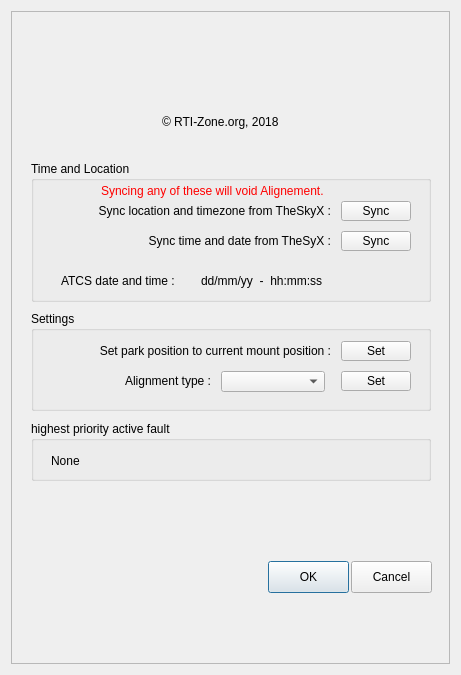
The window that ATCS.ui (rpineau/ATCS) describes before a commit, drawn with Qt 5.
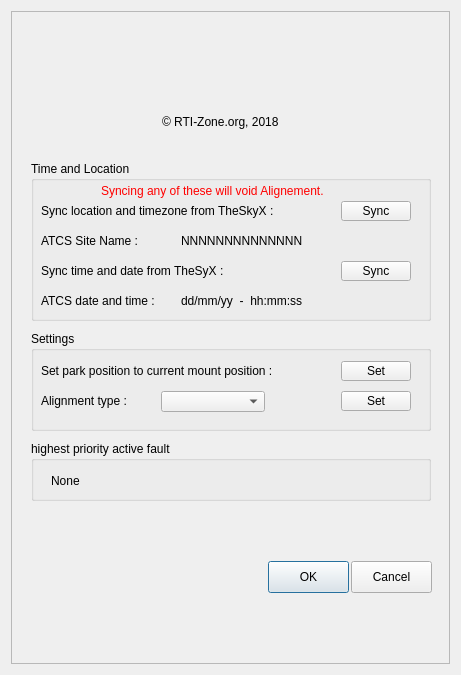
The same window after the commit. Icons and pictures are not drawn. Custom widgets are drawn as their Qt base class.

Patch:
```diff
--- a/ATCS.ui
+++ b/ATCS.ui
@@ -122,7 +122,7 @@
         <x>20</x>
         <y>150</y>
         <width>400</width>
-        <height>141</height>
+        <height>160</height>
        </rect>
       </property>
       <property name="title">
@@ -154,15 +154,15 @@
         <string>Sync location and timezone from TheSkyX :</string>
        </property>
        <property name="alignment">
-        <set>Qt::AlignRight|Qt::AlignTrailing|Qt::AlignVCenter</set>
+        <set>Qt::AlignLeading|Qt::AlignLeft|Qt::AlignVCenter</set>
        </property>
       </widget>
       <widget class="QLabel" name="label_2">
        <property name="geometry">
         <rect>
-         <x>40</x>
-         <y>60</y>
-         <width>260</width>
+         <x>10</x>
+         <y>90</y>
+         <width>280</width>
          <height>40</height>
         </rect>
        </property>
@@ -170,14 +170,14 @@
         <string>Sync time and date from TheSyX :</string>
        </property>
        <property name="alignment">
-        <set>Qt::AlignRight|Qt::AlignTrailing|Qt::AlignVCenter</set>
+        <set>Qt::AlignLeading|Qt::AlignLeft|Qt::AlignVCenter</set>
        </property>
       </widget>
       <widget class="QPushButton" name="pushButton_2">
        <property name="geometry">
         <rect>
          <x>310</x>
-         <y>70</y>
+         <y>100</y>
          <width>70</width>
          <height>20</height>
         </rect>
@@ -202,9 +202,9 @@
       <widget class="QLabel" name="label_4">
        <property name="geometry">
         <rect>
-         <x>30</x>
-         <y>110</y>
-         <width>130</width>
+         <x>10</x>
+         <y>130</y>
+         <width>140</width>
          <height>20</height>
         </rect>
        </property>
@@ -215,9 +215,9 @@
       <widget class="QLabel" name="time_date">
        <property name="geometry">
         <rect>
-         <x>170</x>
-         <y>110</y>
-         <width>180</width>
+         <x>150</x>
+         <y>130</y>
+         <width>170</width>
          <height>20</height>
         </rect>
        </property>
@@ -225,12 +225,38 @@
         <string>dd/mm/yy  -  hh:mm:ss</string>
        </property>
       </widget>
+      <widget class="QLabel" name="label_8">
+       <property name="geometry">
+        <rect>
+         <x>10</x>
+         <y>70</y>
+         <width>130</width>
+         <height>20</height>
+        </rect>
+       </property>
+       <property name="text">
+        <string>ATCS Site Name :</string>
+       </property>
+      </widget>
+      <widget class="QLabel" name="siteName">
+       <property name="geometry">
+        <rect>
+         <x>150</x>
+         <y>70</y>
+         <width>200</width>
+         <height>20</height>
+        </rect>
+       </property>
+       <property name="text">
+        <string>NNNNNNNNNNNNNN</string>
+       </property>
+      </widget>
      </widget>
      <widget class="QGroupBox" name="groupBox_2">
       <property name="geometry">
        <rect>
         <x>20</x>
-        <y>300</y>
+        <y>320</y>
         <width>400</width>
         <height>100</height>
        </rect>
@@ -241,7 +267,7 @@
       <widget class="QLabel" name="label_6">
        <property name="geometry">
         <rect>
-         <x>30</x>
+         <x>10</x>
          <y>30</y>
          <width>270</width>
          <height>20</height>
@@ -251,7 +277,7 @@
         <string>Set park position to current mount position :</string>
        </property>
        <property name="alignment">
-        <set>Qt::AlignRight|Qt::AlignTrailing|Qt::AlignVCenter</set>
+        <set>Qt::AlignLeading|Qt::AlignLeft|Qt::AlignVCenter</set>
        </property>
       </widget>
       <widget class="QPushButton" name="pushButton_3">
@@ -270,9 +296,9 @@
       <widget class="QLabel" name="label_7">
        <property name="geometry">
         <rect>
-         <x>60</x>
+         <x>10</x>
          <y>60</y>
-         <width>120</width>
+         <width>110</width>
          <height>20</height>
         </rect>
        </property>
@@ -280,13 +306,13 @@
         <string>Alignment type :</string>
        </property>
        <property name="alignment">
-        <set>Qt::AlignRight|Qt::AlignTrailing|Qt::AlignVCenter</set>
+        <set>Qt::AlignLeading|Qt::AlignLeft|Qt::AlignVCenter</set>
        </property>
       </widget>
       <widget class="QComboBox" name="alignmentType">
        <property name="geometry">
         <rect>
-         <x>190</x>
+         <x>130</x>
          <y>60</y>
          <width>104</width>
          <height>21</height>
@@ -311,7 +337,7 @@
       <property name="geometry">
        <rect>
         <x>20</x>
-        <y>410</y>
+        <y>430</y>
         <width>400</width>
         <height>60</height>
        </rect>
```
